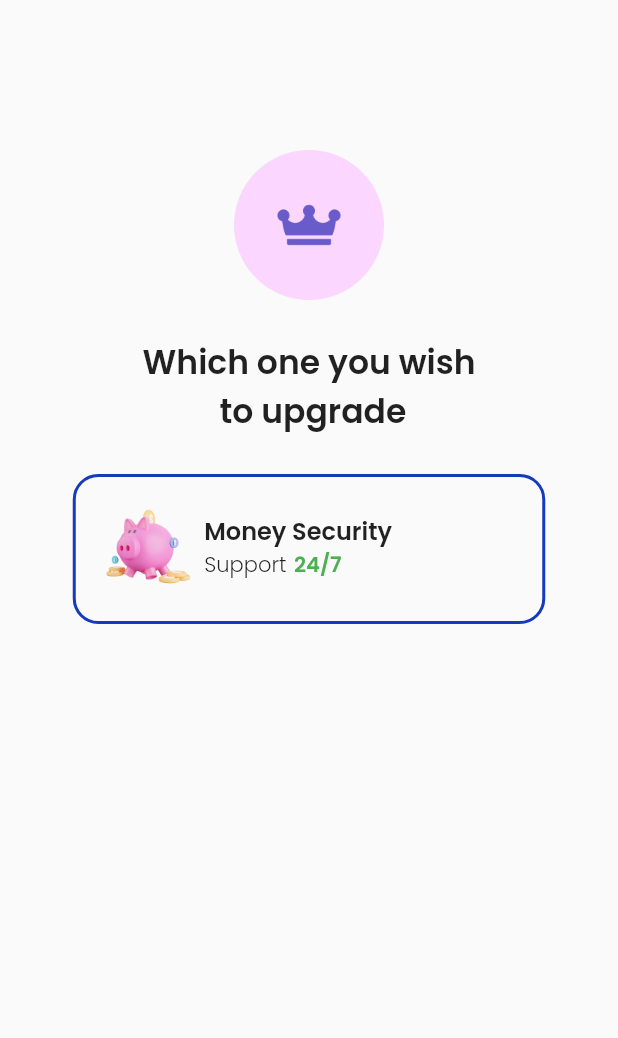
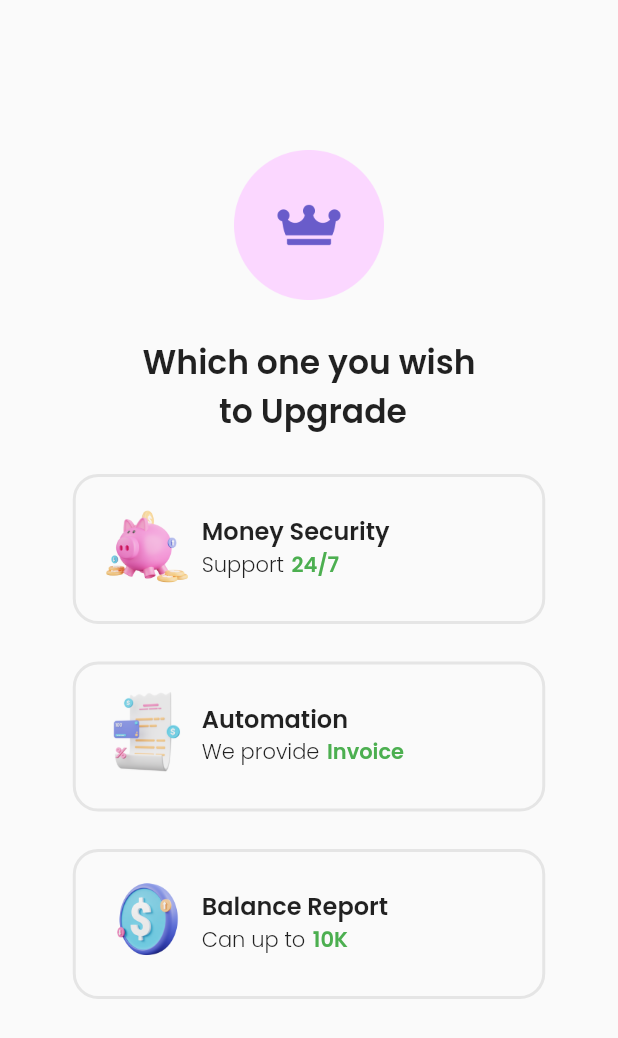
Before and after one commit to syahrizal-alisadikin/Flutter-SevenDays, a Flutter app: the screen it shows after launch, on a phone screen of 412 x 824 dp. Shown: the top 1038 px of the screen. Run offline on Flutter 3.47's test engine with Material 2 defaults, Android fonts, the phone set to English and light mode, and no system bars; our stand-ins replace google_fonts.

```diff
--- a/lib/pages/pricing_one.dart
+++ b/lib/pages/pricing_one.dart
@@ -1,9 +1,16 @@
 import 'package:flutter/material.dart';
 import 'package:google_fonts/google_fonts.dart';
 
-class PricingOne extends StatelessWidget {
+class PricingOne extends StatefulWidget {
   const PricingOne({Key? key}) : super(key: key);
+  @override
+  _PricingOneState createState() => _PricingOneState();
+}
 
+class _PricingOneState extends State<PricingOne> {
+  int selectedIndex = -1;
+  @override
+  Widget build(BuildContext context) {
     Widget header() {
       return Padding(
         padding: const EdgeInsets.only(top: 100.0, left: 30, right: 30),
@@ -16,7 +23,7 @@ class PricingOne extends StatelessWidget {
               ),
             ),
             SizedBox(height: 25),
-          Text("Which one you wish \n to upgrade",
+            Text("Which one you wish \n to Upgrade",
                 style: GoogleFonts.poppins(
                   fontSize: 22,
                   fontWeight: FontWeight.w600,
@@ -27,14 +34,28 @@ class PricingOne extends StatelessWidget {
       );
     }
 
-  Widget option() {
-    return Container(
+    Widget option(
+      int index,
+      String imageUrl,
+      String title,
+      String subtitle,
+      String subsubtitle,
+    ) {
+      return GestureDetector(
+        onTap: () {
+          setState(() {
+            selectedIndex = index;
+          });
+        },
+        child: Container(
             width: 315,
             height: 100,
             decoration: BoxDecoration(
               borderRadius: BorderRadius.circular(17),
               border: Border.all(
-            color: Color.fromARGB(255, 21, 58, 188),
+                color: selectedIndex == index
+                    ? Color(0xffAFEA0D)
+                    : Color(0xffE5E5E5),
                 width: 2,
               ),
             ),
@@ -43,27 +64,28 @@ class PricingOne extends StatelessWidget {
               child: Row(
                 children: [
                   Image.asset(
-                'assets/pig_icon.png',
+                    imageUrl,
+                    width: 60,
                   ),
                   Padding(
                     padding: const EdgeInsets.only(top: 8.0, left: 7),
                     child: Column(
                       crossAxisAlignment: CrossAxisAlignment.start,
                       children: [
-                    Text("Money Security",
+                        Text(title,
                             style: GoogleFonts.poppins(
                               fontSize: 16,
                               fontWeight: FontWeight.w600,
                             )),
                         Row(
                           children: [
-                        Text("Support",
+                            Text(subtitle,
                                 style: GoogleFonts.poppins(
                                   fontSize: 14,
                                   fontWeight: FontWeight.w300,
                                 )),
                             SizedBox(width: 5),
-                        Text("24/7",
+                            Text(subsubtitle,
                                 style: GoogleFonts.poppins(
                                     fontSize: 14,
                                     fontWeight: FontWeight.w600,
@@ -72,20 +94,35 @@ class PricingOne extends StatelessWidget {
                         )
                       ],
                     ),
+                  ),
+                  Padding(
+                    padding:
+                        const EdgeInsets.only(top: 8.0, left: 45, right: 20),
+                    child: selectedIndex == index
+                        ? Image.asset(
+                            'assets/purple_check.png',
+                            width: 26,
+                          )
+                        : SizedBox(),
                   )
                 ],
               ),
-        ));
+            )),
+      );
     }
 
-  @override
-  Widget build(BuildContext context) {
     return Scaffold(
       body: Column(
         children: [
           header(),
           SizedBox(height: 25),
-          option(),
+          option(0, 'assets/pig_icon.png', 'Money Security', 'Support', '24/7'),
+          SizedBox(height: 25),
+          option(1, 'assets/paper_illustration.png', 'Automation', 'We provide',
+              'Invoice'),
+          SizedBox(height: 25),
+          option(2, 'assets/dollar_icon.png', 'Balance Report', 'Can up to',
+              '10K'),
         ],
       ),
     );
```
Lines whose indentation alone changed are shown as unchanged.
